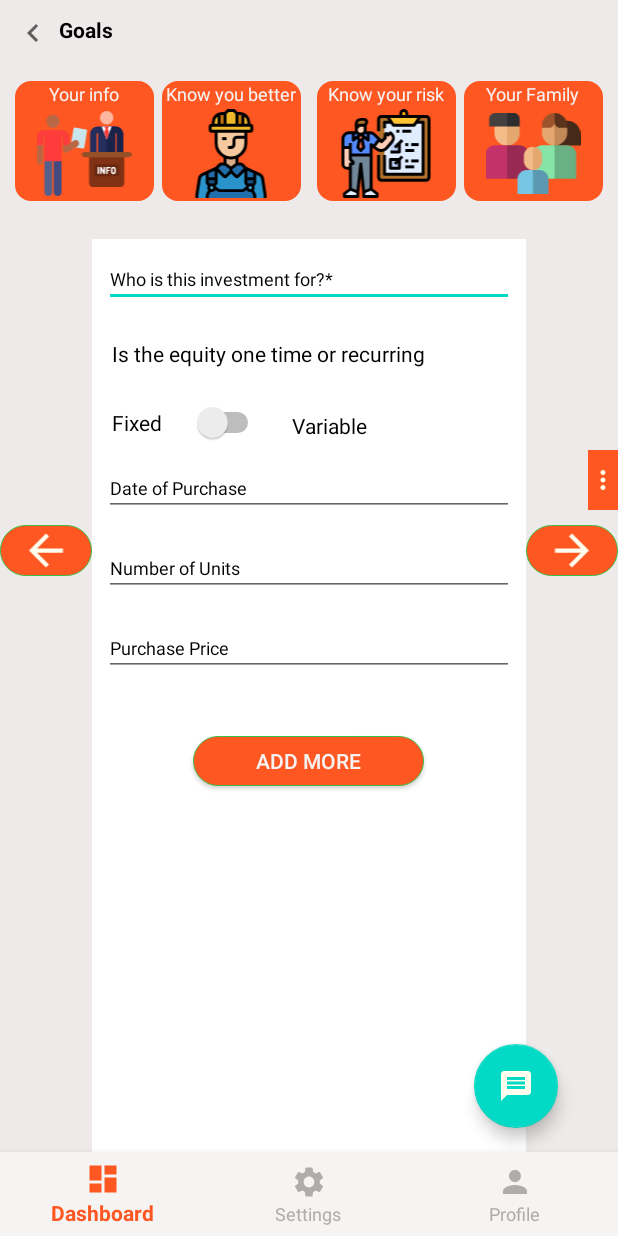
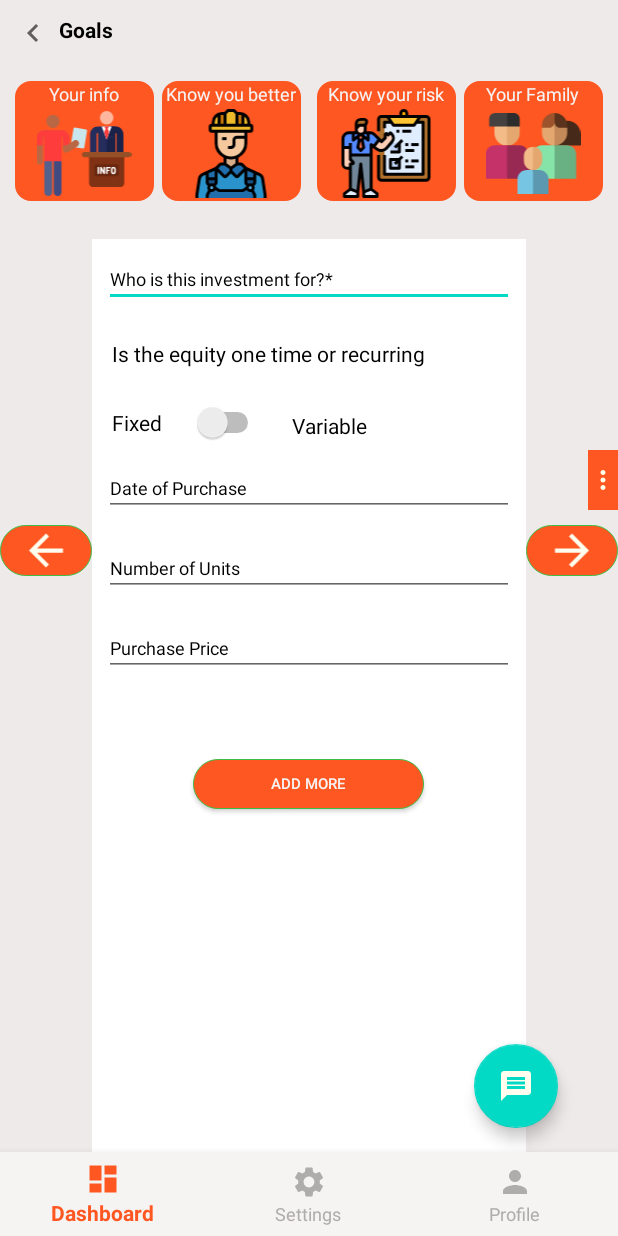
Before and after one commit to shailendra3223/MyApplication, an Android app: the screen it shows after launch (MainActivity), on a phone screen of 412 x 824 dp. Run offline under Robolectric (Android 15) with nearby library versions, the phone set to English and light mode, and no system bars.

Commit message:
Initial commit #3

```diff
--- a/app/src/main/res/layout/fragment_setting.xml
+++ b/app/src/main/res/layout/fragment_setting.xml
@@ -261,17 +261,15 @@
             android:layout_width="154dp"
             android:layout_height="33dp"
             android:layout_below="@+id/ET_purchase_price"
-            android:layout_centerInParent="true"
-            android:layout_marginTop="32dp"
+            android:layout_marginTop="47dp"
             android:background="@drawable/addmore"
             android:text="@string/add_more"
-            android:textColor="@color/colorwhite" />
-
-
+            android:layout_centerInParent="true"
+            android:textColor="@color/colorwhite"
+            android:textSize="10sp" />
 
 
     </RelativeLayout>
-
     <ImageView
         android:id="@+id/imageButton"
         android:layout_width="20dp"
```
